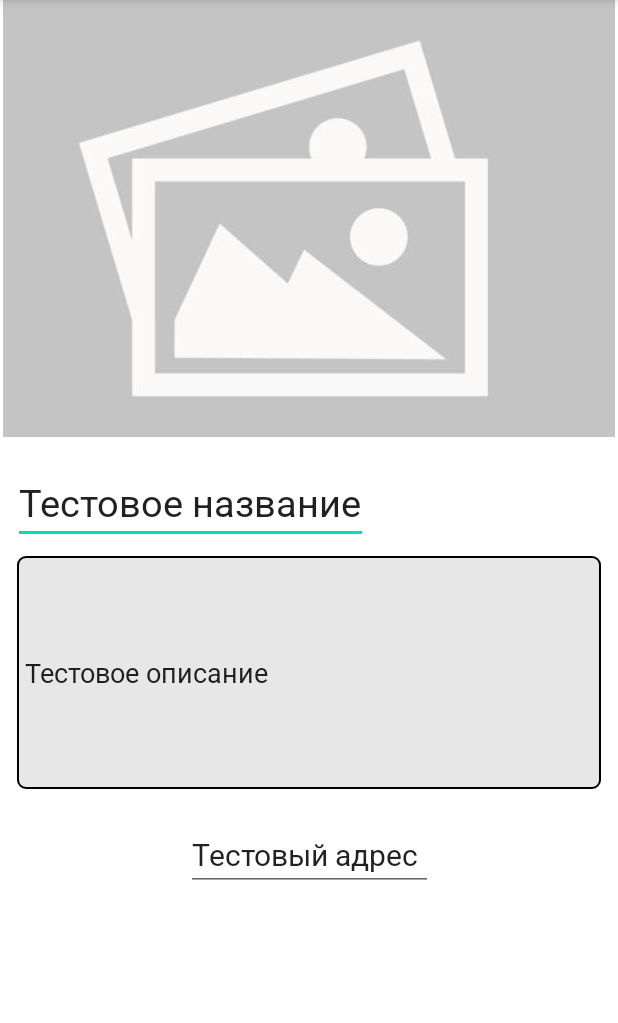
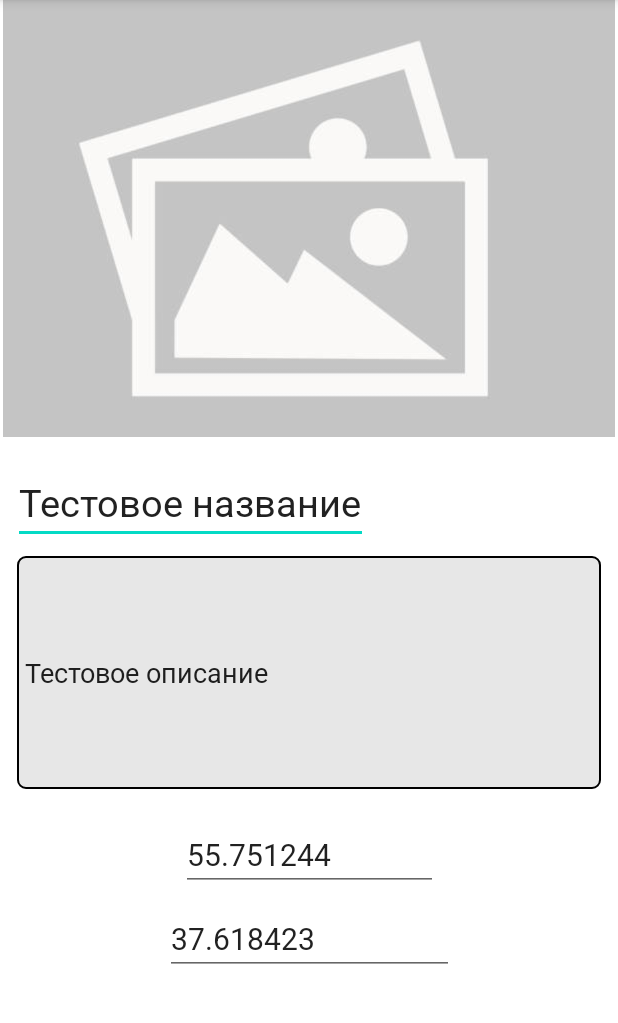
Before and after one commit to ArtemDaemon/TravelTrackerApp, an Android app: the PlaceDetailsActivity screen opened directly, with no data from a screen before it, after a tap on "Редактировать", on a phone screen of 412 x 824 dp, the part 84-1107 px from its top. Run offline under Robolectric (Android 15) with nearby library versions, the phone set to English and light mode, and no system bars; our stand-ins replace Room's generated code.

Commit message:
Переделал строчный адрес на координаты

```diff
--- a/app/src/main/java/com/example/traveltrackerapp/CreateActivity.java
+++ b/app/src/main/java/com/example/traveltrackerapp/CreateActivity.java
@@ -29,7 +29,7 @@ import java.io.InputStream;
 import java.io.OutputStream;
 
 public class CreateActivity extends AppCompatActivity {
-    private EditText editName, editDescription, editAddress;
+    private EditText editName, editDescription, editLatitude, editLongitude;
     private Button buttonSave;
     private ActivityResultLauncher<Intent> imagePickerLauncher;
     private String selectedImageUri = "android.resource://com.example.traveltrackerapp/"
@@ -40,16 +40,23 @@ public class CreateActivity extends AppCompatActivity {
         super.onCreate(savedInstanceState);
         setContentView(R.layout.activity_create);
 
+        editName = findViewById(R.id.place_create_name);
+        editDescription = findViewById(R.id.place_create_description);
+        editLatitude = findViewById(R.id.place_create_latitude);
+        editLongitude = findViewById(R.id.place_create_longitude);
+
         boolean isEdit = getIntent().getBooleanExtra("isEdit", false);
         if (isEdit) {
             String name = getIntent().getStringExtra("name");
             String description = getIntent().getStringExtra("description");
-            String address = getIntent().getStringExtra("address");
+            double latitude = getIntent().getDoubleExtra("latitude", 0.0);
+            double longitude = getIntent().getDoubleExtra("longitude", 0.0);
             String imageUri = getIntent().getStringExtra("imageUri");
 
-            ((EditText) findViewById(R.id.place_create_name)).setText(name);
-            ((EditText) findViewById(R.id.place_create_description)).setText(description);
-            ((EditText) findViewById(R.id.place_create_address)).setText(address);
+            editName.setText(name);
+            editDescription.setText(description);
+            editLatitude.setText(String.valueOf(latitude));
+            editLongitude.setText(String.valueOf(longitude));
 
             selectedImageUri = imageUri;
             ((ImageView) findViewById(R.id.place_create_image)).setImageURI(Uri.parse(imageUri));
@@ -136,16 +143,22 @@ public class CreateActivity extends AppCompatActivity {
     }
 
     private void savePlaceToDatabase() {
-        EditText nameEditText = findViewById(R.id.place_create_name);
-        EditText descriptionEditText = findViewById(R.id.place_create_description);
-        EditText addressEditText = findViewById(R.id.place_create_address);
+        String name = editName.getText().toString().trim();
+        String description = editDescription.getText().toString().trim();
+        String latStr = editLatitude.getText().toString().trim();
+        String lonStr = editLongitude.getText().toString().trim();
 
-        String name = nameEditText.getText().toString().trim();
-        String description = descriptionEditText.getText().toString().trim();
-        String address = addressEditText.getText().toString().trim();
+        if (name.isEmpty() || description.isEmpty() || latStr.isEmpty() || lonStr.isEmpty()) {
+            Toast.makeText(this, "Заполните все поля", Toast.LENGTH_SHORT).show();
+            return;
+        }
 
-        if (name.isEmpty() || description.isEmpty() || address.isEmpty()) {
-            Toast.makeText(this, "Заполните все поля", Toast.LENGTH_SHORT).show();
+        double latitude, longitude;
+        try {
+            latitude = Double.parseDouble(latStr);
+            longitude = Double.parseDouble(lonStr);
+        } catch (NumberFormatException e) {
+            Toast.makeText(this, "Введите корректные координаты", Toast.LENGTH_SHORT).show();
             return;
         }
 
@@ -154,7 +167,7 @@ public class CreateActivity extends AppCompatActivity {
             if (placeId != -1) {
                 AppDatabase db = AppDatabase.getInstance(getApplicationContext());
                 new Thread(() -> {
-                    Place updatedPlace = new Place(name, address, selectedImageUri, description);
+                    Place updatedPlace = new Place(name, latitude, longitude, selectedImageUri, description);
                     updatedPlace.setId(placeId);
                     db.placeDao().updatePlace(updatedPlace);
                     runOnUiThread(() -> {
@@ -166,7 +179,7 @@ public class CreateActivity extends AppCompatActivity {
             }
         }
 
-        Place newPlace = new Place(name, address, selectedImageUri, description);
+        Place newPlace = new Place(name, latitude, longitude, selectedImageUri, description);
         AppDatabase db = AppDatabase.getInstance(getApplicationContext());
         new Thread(() -> {
             db.placeDao().insert(newPlace);
--- a/app/src/main/java/com/example/traveltrackerapp/PlaceDetailsActivity.java
+++ b/app/src/main/java/com/example/traveltrackerapp/PlaceDetailsActivity.java
@@ -43,7 +43,8 @@ public class PlaceDetailsActivity extends AppCompatActivity {
                 ((TextView) findViewById(R.id.place_detail_name)).setText(place.getName());
                 ((TextView) findViewById(R.id.place_detail_description))
                         .setText(place.getDescription());
-                ((TextView) findViewById(R.id.place_detail_address)).setText(place.getAddress());
+                ((TextView) findViewById(R.id.place_detail_latlng))
+                        .setText("Координаты: " + place.getLatitude() + ", " + place.getLongitude());
             }
         });
 
@@ -67,7 +68,8 @@ public class PlaceDetailsActivity extends AppCompatActivity {
             intent.putExtra("placeId", currentPlace.getId());
             intent.putExtra("name", currentPlace.getName());
             intent.putExtra("description", currentPlace.getDescription());
-            intent.putExtra("address", currentPlace.getAddress());
+            intent.putExtra("latitude", currentPlace.getLatitude());
+            intent.putExtra("longitude", currentPlace.getLongitude());
             intent.putExtra("imageUri", currentPlace.getImageUri());
             startActivity(intent);
             return true;
--- a/app/src/main/java/com/example/traveltrackerapp/adapters/PlacesAdapter.java
+++ b/app/src/main/java/com/example/traveltrackerapp/adapters/PlacesAdapter.java
@@ -34,13 +34,13 @@ public class PlacesAdapter extends RecyclerView.Adapter<PlacesAdapter.PlaceViewH
 
     public static class PlaceViewHolder extends RecyclerView.ViewHolder {
         ImageView image;
-        TextView name, address;
+        TextView name, latLng;
 
         public PlaceViewHolder(View itemView) {
             super(itemView);
             image = itemView.findViewById(R.id.place_image);
             name = itemView.findViewById(R.id.place_name);
-            address = itemView.findViewById(R.id.place_address);
+            latLng = itemView.findViewById(R.id.place_address);
         }
     }
 
@@ -55,7 +55,7 @@ public class PlacesAdapter extends RecyclerView.Adapter<PlacesAdapter.PlaceViewH
     public void onBindViewHolder(@NonNull PlaceViewHolder holder, int position) {
         Place place = placeList.get(position);
         holder.name.setText(place.getName());
-        holder.address.setText(place.getAddress());
+        holder.latLng.setText("Координаты: " + place.getLatitude() + ", " + place.getLongitude());
         holder.image.setImageURI(Uri.parse(place.getImageUri()));
 
         holder.itemView.setOnClickListener(v -> {
--- a/app/src/main/java/com/example/traveltrackerapp/database/AppDatabase.java
+++ b/app/src/main/java/com/example/traveltrackerapp/database/AppDatabase.java
@@ -40,7 +40,8 @@ public abstract class AppDatabase extends RoomDatabase {
                 AppDatabase database = getInstance(appContext);
                 database.placeDao().insert(new Place(
                         "Тестовое название",
-                        "Тестовый адрес",
+                        55.751244, // example latitude (Moscow)
+                        37.618423, // example longitude (Moscow)
                         "android.resource://com.example.traveltrackerapp/"
                                 + R.drawable.no_image,
                         "Тестовое описание"
--- a/app/src/main/java/com/example/traveltrackerapp/entities/Place.java
+++ b/app/src/main/java/com/example/traveltrackerapp/entities/Place.java
@@ -12,8 +12,8 @@ public class Place {
     @NonNull
     private String name;
 
-    @NonNull
-    private String address;
+    private double latitude;
+    private double longitude;
 
     @NonNull
     private String imageUri;
@@ -21,10 +21,11 @@ public class Place {
     @NonNull
     private String description;
 
-    public Place(@NonNull String name, @NonNull String address, @NonNull String imageUri,
+    public Place(@NonNull String name, double latitude, double longitude, @NonNull String imageUri,
                  @NonNull String description) {
         this.name = name;
-        this.address = address;
+        this.latitude = latitude;
+        this.longitude = longitude;
         this.imageUri = imageUri;
         this.description = description;
     }
@@ -37,8 +38,12 @@ public class Place {
         return name;
     }
 
-    public String getAddress() {
-        return address;
+    public double getLatitude() {
+        return latitude;
+    }
+
+    public double getLongitude() {
+        return longitude;
     }
 
     public String getImageUri() {
@@ -53,8 +58,12 @@ public class Place {
         this.name = name;
     }
 
-    public void setAddress(@NonNull String address) {
-        this.address = address;
+    public void setLatitude(double latitude) {
+        this.latitude = latitude;
+    }
+
+    public void setLongitude(double longitude) {
+        this.longitude = longitude;
     }
 
     public void setImageUri(@NonNull String imageUri) {
--- a/app/src/main/res/layout/activity_create.xml
+++ b/app/src/main/res/layout/activity_create.xml
@@ -57,7 +57,7 @@
         app:layout_constraintStart_toStartOf="parent"
         app:layout_constraintTop_toBottomOf="@+id/place_create_name" />
 
-    <EditText
+    <!-- <EditText
         android:id="@+id/place_create_address"
         android:layout_width="wrap_content"
         android:layout_height="wrap_content"
@@ -68,7 +68,33 @@
         android:textSize="20sp"
         app:layout_constraintEnd_toEndOf="parent"
         app:layout_constraintStart_toStartOf="parent"
+        app:layout_constraintTop_toBottomOf="@+id/place_create_description" /> -->
+
+    <EditText
+        android:id="@+id/place_create_latitude"
+        android:layout_width="wrap_content"
+        android:layout_height="wrap_content"
+        android:layout_marginTop="20dp"
+        android:fontFamily="@font/roboto"
+        android:inputType="numberDecimal|numberSigned"
+        android:hint="Широта (Latitude)"
+        android:textSize="20sp"
+        app:layout_constraintEnd_toEndOf="parent"
+        app:layout_constraintStart_toStartOf="parent"
         app:layout_constraintTop_toBottomOf="@+id/place_create_description" />
+
+    <EditText
+        android:id="@+id/place_create_longitude"
+        android:layout_width="wrap_content"
+        android:layout_height="wrap_content"
+        android:layout_marginTop="8dp"
+        android:fontFamily="@font/roboto"
+        android:inputType="numberDecimal|numberSigned"
+        android:hint="Долгота (Longitude)"
+        android:textSize="20sp"
+        app:layout_constraintEnd_toEndOf="parent"
+        app:layout_constraintStart_toStartOf="parent"
+        app:layout_constraintTop_toBottomOf="@+id/place_create_latitude" />
 
 
 </androidx.constraintlayout.widget.ConstraintLayout>
--- a/app/src/main/res/layout/card_place.xml
+++ b/app/src/main/res/layout/card_place.xml
@@ -52,7 +52,7 @@
                     android:layout_height="16dp"
                     android:layout_marginEnd="4dp"
                     android:src="@drawable/mappin"
-                    android:tint="#D32F2F" />
+                    app:tint="#D32F2F" />
 
                 <TextView
                     android:id="@+id/place_address"
--- a/app/src/main/res/values/strings.xml
+++ b/app/src/main/res/values/strings.xml
@@ -17,7 +17,7 @@
     <string name="place_name_edit_icon">Place\'s name edit icon</string>
     <string name="place_description">Самая любимая кофейня на районе! Ходим с собачками каждый день, кофе всегда безупречен, есть свежейшая выпечка и чуду. В кофейне всегда царит невероятно добрая атмосфера и уют! Зашёл, захожу и не жалею ❤️</string>
     <string name="place_address_pin">place_address_pin</string>
-    <string name="place_address"><u>г. Москва, ул. Скворецкая, 12</u></string>
+    <string name="place_address"><u>Координаты: 0.0, 0.0</u></string>
     <string name="refresh_address_icon">refresh_address_icon</string>
     <string name="toolbar_save_icon">Сохранить</string>
     <string name="no_image_place">No image place</string>
--- a/gradle/libs.versions.toml
+++ b/gradle/libs.versions.toml
@@ -1,5 +1,5 @@
 [versions]
-agp = "8.9.1"
+agp = "8.10.1"
 junit = "4.13.2"
 junitVersion = "1.2.1"
 espressoCore = "3.6.1"
```
Also changed, not shown: app/src/main/res/layout/activity_place.xml (+13 -2 lines).
